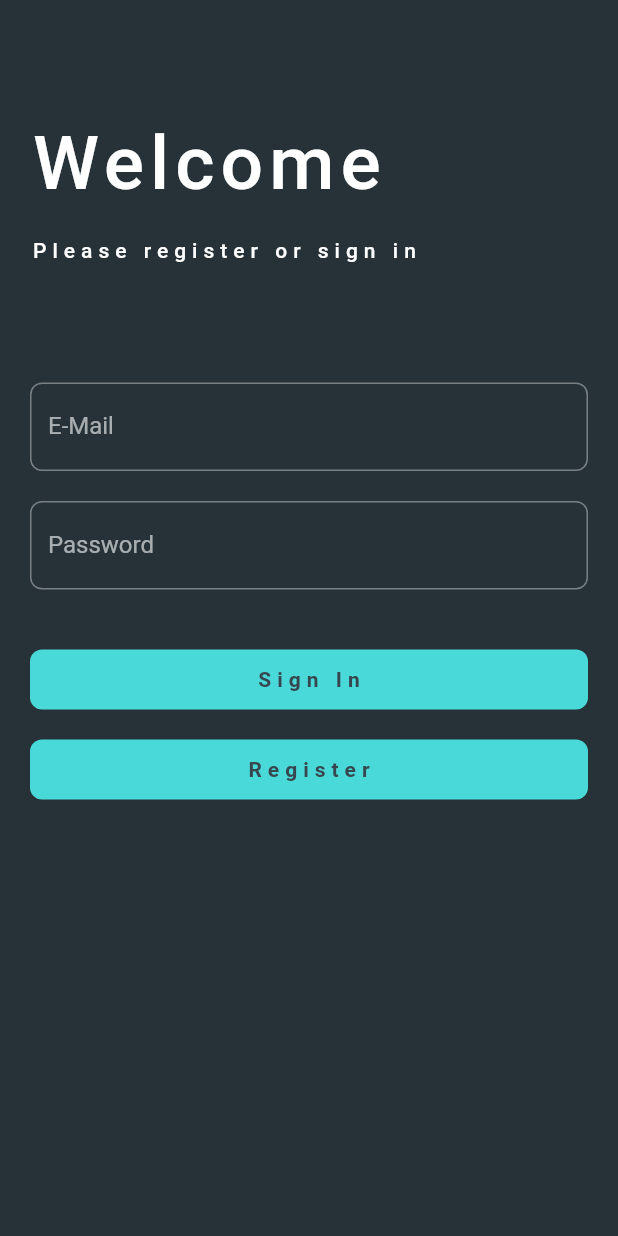
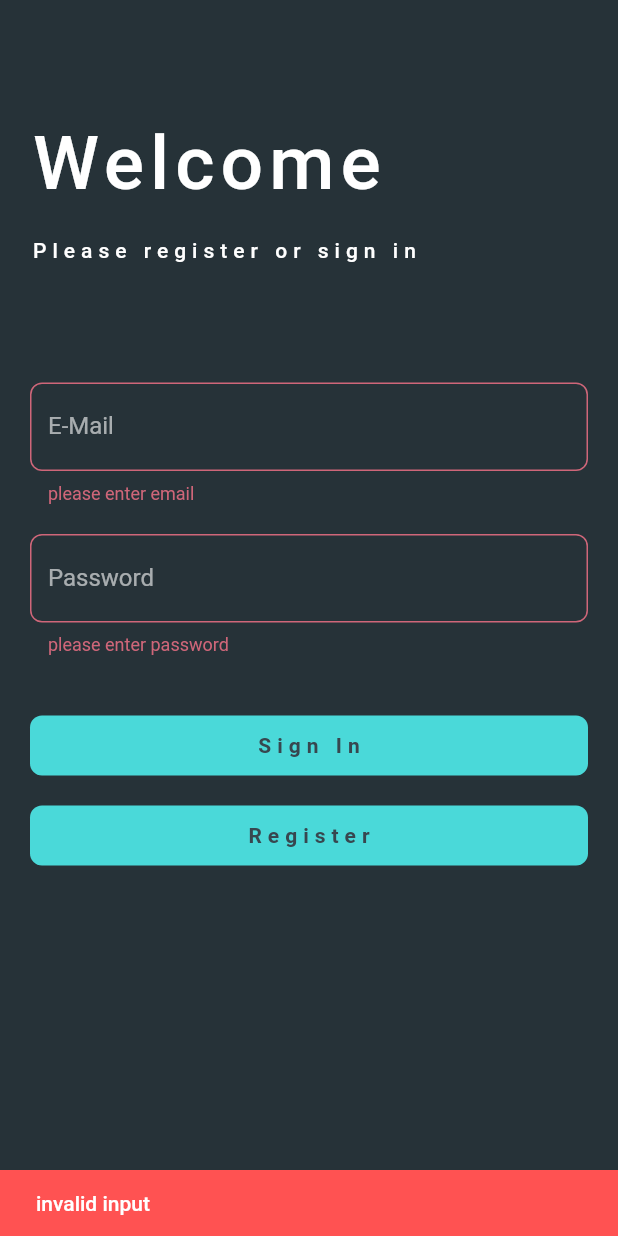
Before and after one commit to wladyband/Todo-App-Clean-Architecture, a Flutter app: the screen it shows after launch, after a tap on "Sign In", on a phone screen of 412 x 824 dp. Run offline on Flutter 3.47's test engine with Material 2 defaults, Android fonts, the phone set to English and light mode, and no system bars; Roboto replaces fonts that are missing (Rubik).

```diff
--- a/lib/presentation/signup/widgets/signup_form.dart
+++ b/lib/presentation/signup/widgets/signup_form.dart
@@ -6,8 +6,37 @@ class SignUpForm extends StatelessWidget {
 
   @override
   Widget build(BuildContext context) {
+    final GlobalKey<FormState> formKey = GlobalKey<FormState>();
     final themeData = Theme.of(context);
+
+    late String email;
+    late String password;
+
+    String? validateEmail(String? input) {
+      const emailRegex = r"""^[a-zA-Z0-9.a-zA-Z0-9.!#$%&'*+-/=?^_`{|}~]+@[a-zA-Z0-9]+\.[a-zA-Z]+""";
+      if (input == null || input.isEmpty) {
+        return "please enter email";
+      } else if (RegExp(emailRegex).hasMatch(input)) {
+        email = input;
+        return null;
+      } else {
+        return "Invalid e-mail";
+      }
+    }
+
+    String? validatePassword(String? input) {
+      if (input == null || input.isEmpty) {
+        return "please enter password";
+      } else if (input.length >= 6) {
+        password = input;
+        return null;
+      } else {
+        return "short password";
+      }
+    }
+
     return Form(
+      key: formKey,
       child: ListView(
         padding: const EdgeInsets.symmetric(horizontal: 20),
         children: [
@@ -31,20 +60,24 @@ class SignUpForm extends StatelessWidget {
             height: 80,
           ),
           TextFormField(
+            autovalidateMode: AutovalidateMode.disabled,
             cursorColor: Colors.white,
             decoration: const InputDecoration(
               labelText: "E-Mail",
             ),
+            validator: validateEmail,
           ),
           const SizedBox(
             height: 20,
           ),
           TextFormField(
+            autovalidateMode: AutovalidateMode.disabled,
             cursorColor: Colors.white,
             obscureText: true,
             decoration: const InputDecoration(
               labelText: "Password",
             ),
+            validator: validatePassword,
           ),
           const SizedBox(
             height: 40,
@@ -53,6 +86,20 @@ class SignUpForm extends StatelessWidget {
             buttonText: "Sign In",
             callBack: () {
               print("Sign in pressed");
+
+              if (formKey.currentState!.validate()) {
+                print("validated");
+              } else {
+                ScaffoldMessenger.of(context).showSnackBar(
+                  SnackBar(
+                    backgroundColor: Colors.redAccent,
+                    content: Text(
+                      "invalid input",
+                      style: themeData.textTheme.bodyText1,
+                    ),
+                  ),
+                );
+              }
             },
           ),
           const SizedBox(
```
